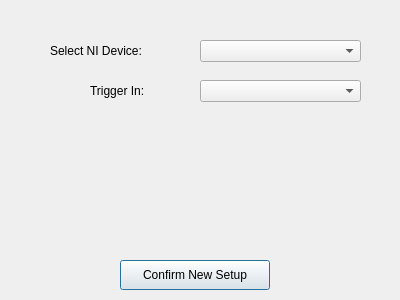
Before: the Qt Designer form src/app/src/advancedsetupdialog.ui in CuriBio/nautilus_acquisition, drawn with Qt 5.
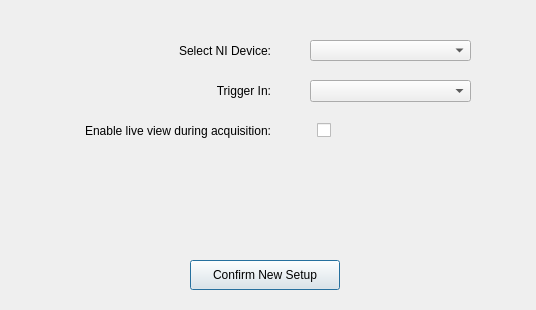
After: the same form once the commit is applied.

Commit message:
Disable live view during acquisition (#72)
- Add option to enable/disable live view during acquisition

The edit to the form file:
```diff
--- a/src/app/src/advancedsetupdialog.ui
+++ b/src/app/src/advancedsetupdialog.ui
@@ -6,8 +6,8 @@
    <rect>
     <x>0</x>
     <y>0</y>
-    <width>400</width>
-    <height>300</height>
+    <width>536</width>
+    <height>310</height>
    </rect>
   </property>
   <property name="windowTitle">
@@ -16,30 +16,33 @@
   <widget class="QComboBox" name="nidevicelist">
    <property name="geometry">
     <rect>
-     <x>200</x>
+     <x>310</x>
      <y>40</y>
      <width>161</width>
-     <height>22</height>
+     <height>21</height>
     </rect>
    </property>
   </widget>
   <widget class="QLabel" name="label">
    <property name="geometry">
     <rect>
-     <x>50</x>
+     <x>130</x>
      <y>40</y>
-     <width>111</width>
+     <width>141</width>
      <height>21</height>
     </rect>
    </property>
    <property name="text">
     <string>Select NI Device:</string>
    </property>
+   <property name="alignment">
+    <set>Qt::AlignRight|Qt::AlignTrailing|Qt::AlignVCenter</set>
+   </property>
   </widget>
   <widget class="QPushButton" name="updatesetupbtn">
    <property name="geometry">
     <rect>
-     <x>120</x>
+     <x>190</x>
      <y>260</y>
      <width>150</width>
      <height>30</height>
@@ -52,26 +55,61 @@
   <widget class="QLabel" name="label_2">
    <property name="geometry">
     <rect>
-     <x>90</x>
+     <x>160</x>
      <y>80</y>
-     <width>71</width>
+     <width>111</width>
      <height>21</height>
     </rect>
    </property>
    <property name="text">
     <string>Trigger In:</string>
    </property>
+   <property name="alignment">
+    <set>Qt::AlignRight|Qt::AlignTrailing|Qt::AlignVCenter</set>
+   </property>
   </widget>
   <widget class="QComboBox" name="triggerModeList">
    <property name="geometry">
     <rect>
-     <x>200</x>
+     <x>310</x>
      <y>80</y>
      <width>161</width>
      <height>22</height>
     </rect>
    </property>
   </widget>
+  <widget class="QCheckBox" name="checkEnableLiveViewDuringAcq">
+   <property name="geometry">
+    <rect>
+     <x>310</x>
+     <y>120</y>
+     <width>21</width>
+     <height>21</height>
+    </rect>
+   </property>
+   <property name="layoutDirection">
+    <enum>Qt::RightToLeft</enum>
+   </property>
+   <property name="text">
+    <string/>
+   </property>
+  </widget>
+  <widget class="QLabel" name="label_3">
+   <property name="geometry">
+    <rect>
+     <x>10</x>
+     <y>120</y>
+     <width>261</width>
+     <height>21</height>
+    </rect>
+   </property>
+   <property name="text">
+    <string>Enable live view during acquisition:</string>
+   </property>
+   <property name="alignment">
+    <set>Qt::AlignRight|Qt::AlignTrailing|Qt::AlignVCenter</set>
+   </property>
+  </widget>
  </widget>
  <resources/>
  <connections/>
```
The commit also changes 10 other files.
